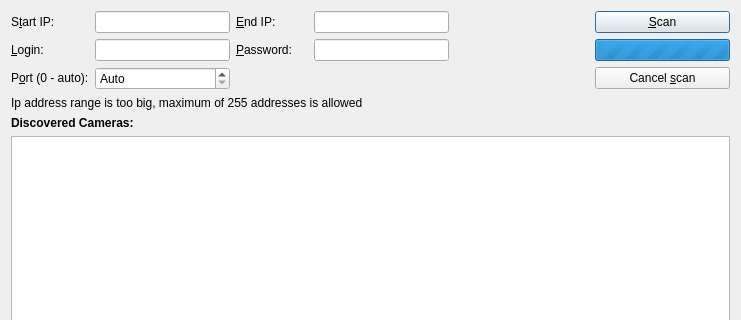
This is client/src/ui/dialogs/camera_addition_dialog.ui in networkoptix/nx_open as Qt 5 draws it before an edit; both pictures show x 0 to 741 and y 0 to 320 of the 741 by 619 pixel window. The edited form follows.
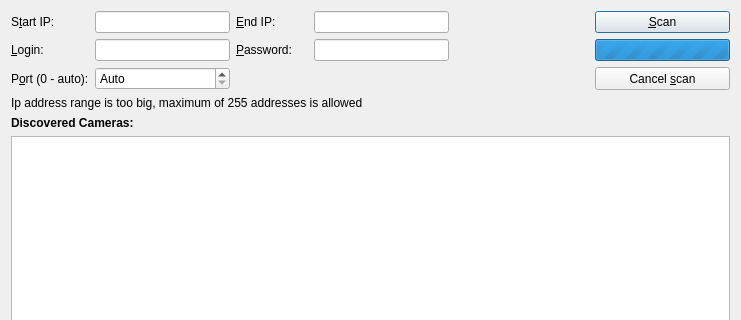
This is the edited form. Custom widgets are drawn as their Qt base class.

Commit message:
Camera addition dialog. Hotkeys on labels
<==== Mercurial data ====>
Branch: master

```diff
--- a/client/src/ui/dialogs/camera_addition_dialog.ui
+++ b/client/src/ui/dialogs/camera_addition_dialog.ui
@@ -34,7 +34,7 @@
      <item row="2" column="0">
       <widget class="QLabel" name="loginLabel">
        <property name="sizePolicy">
-        <sizepolicy hsizetype="Preferred" vsizetype="Fixed">
+        <sizepolicy hsizetype="Preferred" vsizetype="Preferred">
          <horstretch>0</horstretch>
          <verstretch>0</verstretch>
         </sizepolicy>
@@ -56,7 +56,7 @@
      <item row="1" column="0">
       <widget class="QLabel" name="startIPLabel">
        <property name="sizePolicy">
-        <sizepolicy hsizetype="Preferred" vsizetype="Fixed">
+        <sizepolicy hsizetype="Preferred" vsizetype="Preferred">
          <horstretch>0</horstretch>
          <verstretch>0</verstretch>
         </sizepolicy>
@@ -98,7 +98,7 @@
      <item row="1" column="2">
       <widget class="QLabel" name="endIPLabel">
        <property name="sizePolicy">
-        <sizepolicy hsizetype="Preferred" vsizetype="Fixed">
+        <sizepolicy hsizetype="Preferred" vsizetype="Preferred">
          <horstretch>0</horstretch>
          <verstretch>0</verstretch>
         </sizepolicy>
@@ -126,6 +126,12 @@
      </item>
      <item row="3" column="5">
       <widget class="QPushButton" name="stopScanButton">
+       <property name="sizePolicy">
+        <sizepolicy hsizetype="Minimum" vsizetype="Preferred">
+         <horstretch>0</horstretch>
+         <verstretch>0</verstretch>
+        </sizepolicy>
+       </property>
        <property name="minimumSize">
         <size>
          <width>131</width>
@@ -206,7 +212,7 @@
      <item row="2" column="2">
       <widget class="QLabel" name="passwordLabel">
        <property name="sizePolicy">
-        <sizepolicy hsizetype="Preferred" vsizetype="Fixed">
+        <sizepolicy hsizetype="Preferred" vsizetype="Preferred">
          <horstretch>0</horstretch>
          <verstretch>0</verstretch>
         </sizepolicy>
@@ -228,7 +234,7 @@
      <item row="3" column="0">
       <widget class="QLabel" name="portLabel">
        <property name="sizePolicy">
-        <sizepolicy hsizetype="Preferred" vsizetype="Fixed">
+        <sizepolicy hsizetype="Preferred" vsizetype="Preferred">
          <horstretch>0</horstretch>
          <verstretch>0</verstretch>
         </sizepolicy>
```
Left out of the diff: 26 changed lines with no effect on the pictures.
